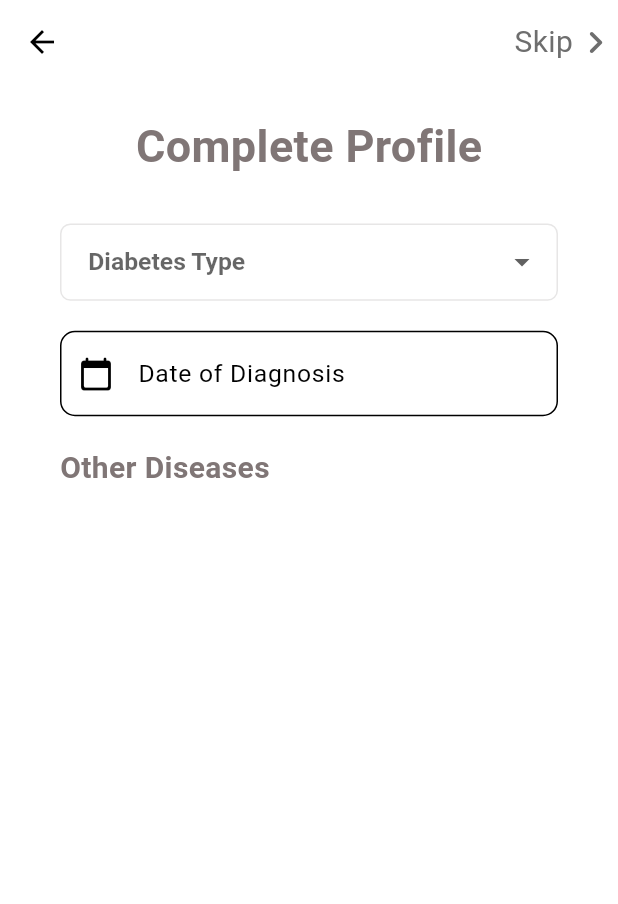
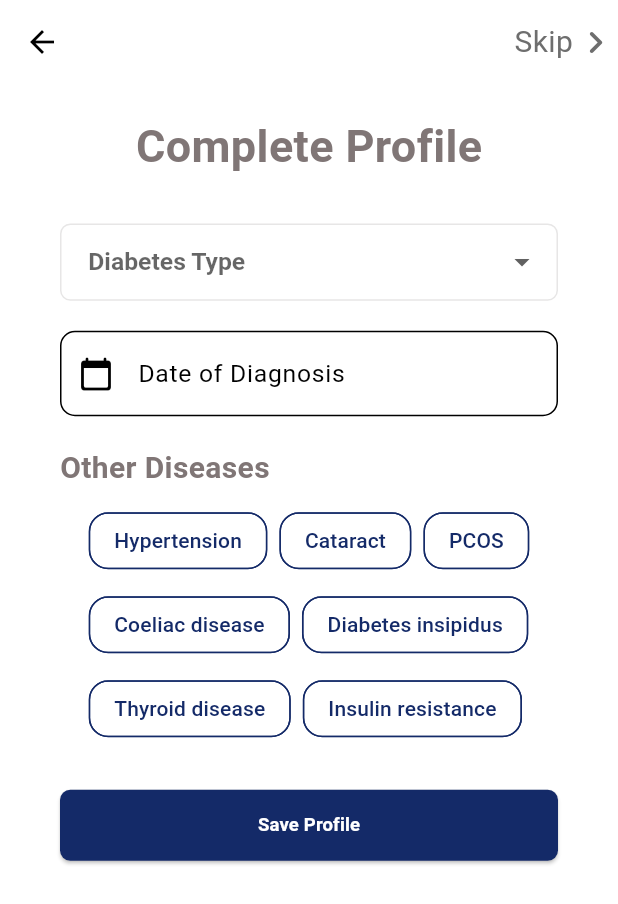
Before and after one commit to anion-hawk/DiaMate, a Flutter app: the PatientCompleteProfile screen opened directly, on a phone screen of 412 x 824 dp. Shown: the top 904 px of the screen. Run offline on Flutter 3.47's test engine with Material 3 defaults, Android fonts, the light colour scheme and no system bars; our stand-ins replace cached_network_image, cookie_jar, firebase_auth, firebase_core, flutter_dotenv, flutter_rating_bar and 4 more; missing offline and left inert: requests; accounts and stored records are empty; Roboto replaces fonts that are missing (Oxygen, Poppins, Source Sans Pro).

Commit message:
patient complete profile ui done

```diff
--- a/diamate_frontend/lib/views/profile/patient_complete_profile.dart
+++ b/diamate_frontend/lib/views/profile/patient_complete_profile.dart
@@ -1,5 +1,7 @@
 import 'package:diamate_frontend/routes/app_routes.dart';
+import 'package:diamate_frontend/widgets/choice_chips.dart';
 import 'package:diamate_frontend/widgets/custom_drop_down.dart';
+import 'package:diamate_frontend/widgets/custom_elevated_button.dart';
 import 'package:diamate_frontend/widgets/form_text.dart';
 import 'package:flutter/material.dart';
 import 'package:intl/intl.dart';
@@ -8,8 +10,19 @@ class PatientCompleteProfile extends StatelessWidget {
   PatientCompleteProfile({super.key});
 
   final List<String> diabetesTypes = ["Type 1", "Type 2", "None"];
+  final List<String> diseases = [
+    'Hypertension',
+    'Cataract',
+    'PCOS',
+    'Coeliac disease',
+    'Diabetes insipidus',
+    'Thyroid disease',
+    'Insulin resistance',
+  ];
+
   String diabetesType = "None";
   final diagnosisDateController = TextEditingController();
+  List<String> selectedOptions = [];
 
   @override
   Widget build(BuildContext context) {
@@ -52,7 +65,15 @@ class PatientCompleteProfile extends StatelessWidget {
                           alignment: Alignment.centerLeft,
                           child: Text("Other Diseases",
                               style: TextStyle(
-                                  fontSize: 20, fontWeight: FontWeight.bold)))
+                                  fontSize: 20, fontWeight: FontWeight.bold))),
+                      const SizedBox(height: 10),
+                      _diseaseChoiceChips(),
+                      const SizedBox(height: 30),
+                      CustomElevatedButton(
+                          text: "Save Profile",
+                          onPressed: () {
+                            saveDetails();
+                          })
                     ])))));
   }
 
@@ -77,6 +98,15 @@ class PatientCompleteProfile extends StatelessWidget {
     ]);
   }
 
+  Widget _diseaseChoiceChips() {
+    return ChoiceChips(
+        onOptionsChanged: (options) {
+          selectedOptions = options;
+          print("Selected Diseases: $selectedOptions");
+        },
+        options: diseases);
+  }
+
   void _selectDate(context, controller) {
     showDatePicker(
             context: context,
@@ -90,4 +120,10 @@ class PatientCompleteProfile extends StatelessWidget {
       }
     });
   }
+
+  void saveDetails() {
+    print("Diabetes Type: $diabetesType");
+    print("Diagnosis Date: ${diagnosisDateController.text}");
+    print("Selected Diseases: $selectedOptions");
+  }
 }
--- /dev/null
+++ b/diamate_frontend/lib/widgets/choice_chips.dart
@@ -0,0 +1,67 @@
+import 'package:diamate_frontend/core/app_export.dart';
+import 'package:flutter/material.dart';
+
+class ChoiceChips extends StatefulWidget {
+  final void Function(List<String> selectedOptions) onOptionsChanged;
+  final List<String> options;
+
+  const ChoiceChips(
+      {Key? key, required this.options, required this.onOptionsChanged})
+      : super(key: key);
+
+  @override
+  _ChoiceChips createState() => _ChoiceChips();
+}
+
+class _ChoiceChips extends State<ChoiceChips> {
+  List<String> selectedOptions = [];
+
+  @override
+  Widget build(BuildContext context) {
+    final List<String> options = widget.options;
+
+    return Column(children: [
+      Wrap(
+          spacing: 8.0, // Adjust the spacing between chips
+          runSpacing: 8.0, // Adjust the spacing between rows
+          children: options.map((option) {
+            return ChoiceChip(
+              label: Text(
+                option,
+                style: TextStyle(
+                  color: selectedOptions.contains(option)
+                      ? Colors.white // Set text color to white when selected
+                      : theme.colorScheme.primary,
+                  fontSize: 14.0,
+                  fontFamily: 'Poppins',
+                  fontWeight: FontWeight.w500,
+                ),
+              ),
+              selected: selectedOptions.contains(option),
+              backgroundColor: Colors.transparent,
+              selectedColor: theme
+                  .colorScheme.primary, // Set background color when selected
+              shape: RoundedRectangleBorder(
+                side: BorderSide(
+                  color: theme.colorScheme.primary,
+                  width: 1.0,
+                ),
+                borderRadius: BorderRadius.circular(13.0),
+              ),
+              onSelected: (bool selected) {
+                setState(() {
+                  if (selected) {
+                    selectedOptions.add(option);
+                  } else {
+                    selectedOptions.remove(option);
+                  }
+
+                  // Pass the updated selected options to the parent widget
+                  widget.onOptionsChanged(selectedOptions);
+                });
+              },
+            );
+          }).toList())
+    ]);
+  }
+}
```
Also changed, not shown: diamate_frontend/lib/widgets/coeliacdiseasechipview_item_widget.dart (deleted, +0 -80 lines).
